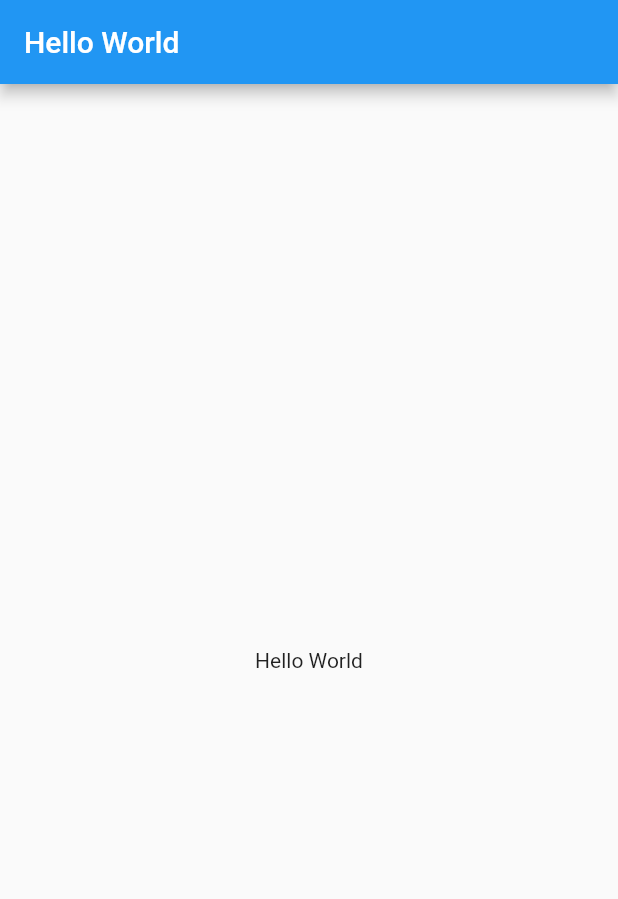
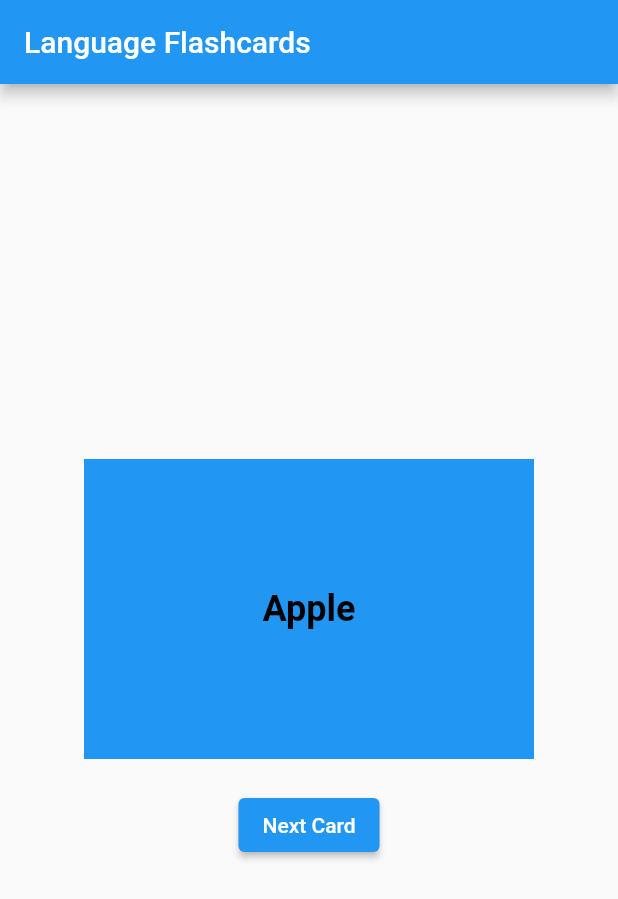
Before and after one commit to Masaya1582/Flutter_Playground, a Flutter app: the screen it shows after launch, on a phone screen of 412 x 824 dp. Shown: the top 899 px of the screen. Run offline on Flutter 3.47's test engine with Material 2 defaults, Android fonts, the phone set to English and light mode, and no system bars; drawn by our look-alikes of flip_card.

Commit message:
FlipカードApp(Flip Card App)

```diff
--- a/lib/main.dart
+++ b/lib/main.dart
@@ -1,33 +1,90 @@
+import 'package:flip_card/flip_card.dart';
 import 'package:flutter/material.dart';
 
-void main() {
-  runApp(MyApp());
-}
+void main() => runApp(LanguageFlashcardsApp());
 
-class MyApp extends StatelessWidget {
+class LanguageFlashcardsApp extends StatelessWidget {
   @override
   Widget build(BuildContext context) {
     return MaterialApp(
-      title: 'Flutter Demo',
-      home: const MyHomePage(title: 'Hello World'),
+      title: 'Language Flashcards',
+      theme: ThemeData(primarySwatch: Colors.blue),
+      home: FlashcardScreen(),
     );
   }
 }
 
-class MyHomePage extends StatelessWidget {
-  const MyHomePage({Key? key, required this.title}) : super(key: key);
+class FlashcardScreen extends StatefulWidget {
+  @override
+  _FlashcardScreenState createState() => _FlashcardScreenState();
+}
 
-  final String title;
+class _FlashcardScreenState extends State<FlashcardScreen> {
+  List<Map<String, String>> flashcards = [
+    {'english': 'Apple', 'spanish': 'Manzana'},
+    {'english': 'Car', 'spanish': 'Coche'},
+    {'english': 'Sun', 'spanish': 'Sol'},
+    // Add more flashcards here
+  ];
+
+  int currentIndex = 0;
 
   @override
   Widget build(BuildContext context) {
     return Scaffold(
-      appBar: AppBar(
-        title: Text(title),
-      ),
+      appBar: AppBar(title: Text('Language Flashcards')),
       body: Center(
-        child: Text('Hello World'),
+        child: Column(
+          mainAxisAlignment: MainAxisAlignment.center,
+          children: [
+            FlipCard(
+              direction: FlipDirection.HORIZONTAL,
+              front: FlashcardSide(
+                text: flashcards[currentIndex]['english']!,
+                textColor: Colors.black,
+              ),
+              back: FlashcardSide(
+                text: flashcards[currentIndex]['spanish']!,
+                textColor: Colors.white,
+              ),
+            ),
+            SizedBox(height: 20),
+            ElevatedButton(
+              onPressed: () {
+                setState(() {
+                  currentIndex = (currentIndex + 1) % flashcards.length;
+                });
+              },
+              child: Text('Next Card'),
+            ),
+          ],
+        ),
       ),
     );
   }
 }
+
+class FlashcardSide extends StatelessWidget {
+  final String text;
+  final Color textColor;
+
+  FlashcardSide({required this.text, required this.textColor});
+
+  @override
+  Widget build(BuildContext context) {
+    return Container(
+      width: 300,
+      height: 200,
+      color: Colors.blue,
+      alignment: Alignment.center,
+      child: Text(
+        text,
+        style: TextStyle(
+          fontSize: 24,
+          color: textColor,
+          fontWeight: FontWeight.bold,
+        ),
+      ),
+    );
+  }
+}
--- a/pubspec.yaml
+++ b/pubspec.yaml
@@ -30,6 +30,7 @@ environment:
 dependencies:
   flutter:
     sdk: flutter
+  flip_card: any
 
 
   # The following adds the Cupertino Icons font to your application.
```
